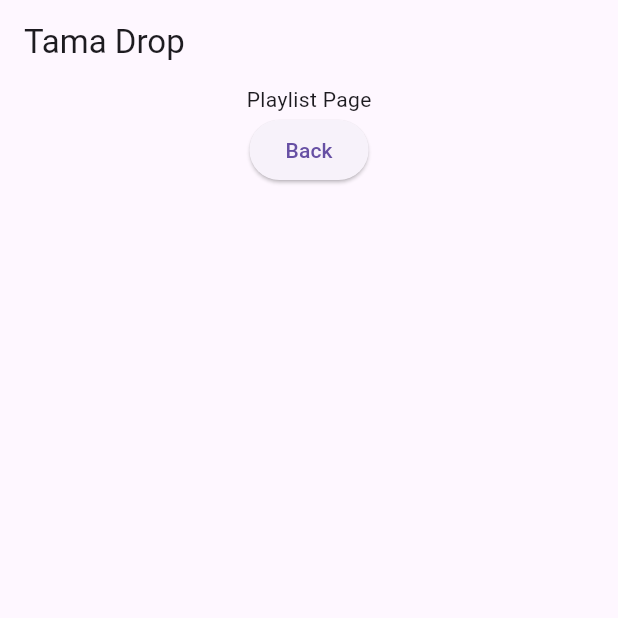
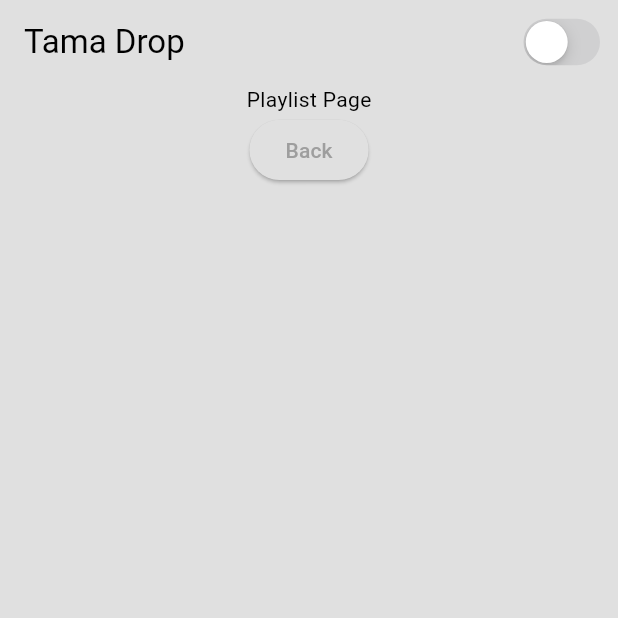
Before and after one commit to honganji/tamadrop_riverpod, a Flutter app: the screen it shows after launch, after a tap on "Go to Playlist", on a phone screen of 412 x 824 dp, the top half of it. Run offline on Flutter 3.47's test engine with Material 3 defaults, Android fonts, the phone set to English and light mode, and no system bars; our stand-ins replace flutter_riverpod, freezed_annotation, go_router, riverpod_annotation, sqflite; accounts and stored records are empty; generated files the repository leaves out were written again.

Commit message:
enable to change theme

```diff
--- /dev/null
+++ b/lib/application/usecase/theme/theme.dart
@@ -0,0 +1,22 @@
+import 'package:flutter/material.dart';
+import 'package:riverpod_annotation/riverpod_annotation.dart';
+import 'package:tamadrop_riverpod/presentation/theme/dark_theme.dart';
+import 'package:tamadrop_riverpod/presentation/theme/light_theme.dart';
+
+part 'theme.g.dart';
+
+@riverpod
+class Theme extends _$Theme {
+  @override
+  ThemeData build() {
+    return lightTheme;
+  }
+
+  void toggleTheme() {
+    state = isDark() ? lightTheme : darkTheme;
+  }
+
+  bool isDark() {
+    return state == darkTheme;
+  }
+}
--- /dev/null
+++ b/lib/domain/entity/playlist/playlist.dart
@@ -0,0 +1,20 @@
+import 'package:freezed_annotation/freezed_annotation.dart';
+
+part 'playlist.freezed.dart';
+part 'playlist.g.dart';
+
+@freezed
+class Playlist with _$Playlist {
+  const factory Playlist({
+    required int id,
+    required String name,
+  }) = _Playlist;
+
+  factory Playlist.fromJson(Map<String, dynamic> json) =>
+      _$PlaylistFromJson(json);
+
+  factory Playlist.empty() => Playlist(
+        id: 0,
+        name: '',
+      );
+}
--- a/lib/presentation/app.dart
+++ b/lib/presentation/app.dart
@@ -1,13 +1,13 @@
 import 'package:flutter/material.dart';
+import 'package:flutter_riverpod/flutter_riverpod.dart';
 import 'package:go_router/go_router.dart';
 import 'package:tamadrop_riverpod/config/router/router.dart';
 import 'package:tamadrop_riverpod/presentation/pages/error/error_route.dart';
+import 'package:tamadrop_riverpod/application/usecase/theme/theme.dart';
 
-class App extends StatelessWidget {
-  const App({super.key});
+class App extends ConsumerWidget {
+  App({super.key});
 
-  @override
-  Widget build(BuildContext context) {
   final router = GoRouter(
     routes: $appRoutes,
     initialLocation: '/',
@@ -15,10 +15,11 @@ class App extends StatelessWidget {
       return ErrorRoute(state.error.toString()).build(context, state);
     },
   );
+  @override
+  Widget build(BuildContext context, WidgetRef ref) {
+    final theme = ref.watch(themeProvider);
     return MaterialApp.router(
-      theme: ThemeData(
-        primarySwatch: Colors.blue,
-      ),
+      theme: theme,
       debugShowCheckedModeBanner: false,
       routerConfig: router,
     );
--- a/lib/presentation/db_setup_app.dart
+++ b/lib/presentation/db_setup_app.dart
@@ -34,7 +34,7 @@ class DBSetupApp extends StatelessWidget {
             overrides: [
               sqfliteProvider.overrideWithValue(snapshot.data!),
             ],
-            child: const App(),
+            child: App(),
           );
         }
       },
--- a/lib/presentation/layout/layout_page.dart
+++ b/lib/presentation/layout/layout_page.dart
@@ -1,14 +1,30 @@
+import 'package:flutter/cupertino.dart';
 import 'package:flutter/material.dart';
+import 'package:flutter_riverpod/flutter_riverpod.dart';
+import 'package:tamadrop_riverpod/application/usecase/theme/theme.dart';
 
-class LayoutPage extends StatelessWidget {
+class LayoutPage extends ConsumerWidget {
   const LayoutPage(this.child, {super.key});
   final Widget child;
 
   @override
-  Widget build(BuildContext context) {
+  Widget build(BuildContext context, WidgetRef ref) {
+    final theme = ref.watch(themeProvider);
+    final themeNotifier = ref.watch(themeProvider.notifier);
     return Scaffold(
       appBar: AppBar(
         title: const Text('Tama Drop'),
+        actions: [
+          Padding(
+            padding: const EdgeInsets.all(8.0),
+            child: CupertinoSwitch(
+              value: themeNotifier.isDark(),
+              onChanged: (value) {
+                themeNotifier.toggleTheme();
+              },
+            ),
+          ),
+        ],
       ),
       body: child,
     );
```
Also changed, not shown: lib/presentation/theme/dark_theme.dart (added, +12 -0 lines), lib/presentation/theme/light_theme.dart (added, +12 -0 lines), lib/application/usecase/theme/theme.g.dart (added), lib/domain/entity/playlist/playlist.freezed.dart (added), lib/domain/entity/playlist/playlist.g.dart (added), lib/domain/interface/video_repo_interface.dart (added), lib/presentation/theme.dart (deleted). Lines whose indentation alone changed are shown as unchanged.
